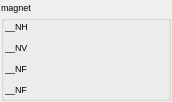
The window that src/widgets/ui/magnet.ui (srgblnch/LinacGUI) describes before a commit, drawn with Qt 5.
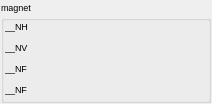
The same window after the commit. Custom widgets are drawn as their Qt base class.

Patch:
```diff
--- a/src/widgets/ui/magnet.ui
+++ b/src/widgets/ui/magnet.ui
@@ -6,8 +6,8 @@
    <rect>
     <x>0</x>
     <y>0</y>
-    <width>164</width>
-    <height>100</height>
+    <width>208</width>
+    <height>104</height>
    </rect>
   </property>
   <property name="windowTitle">
@@ -48,7 +48,7 @@
        <widget class="TaurusLabel" name="horizontalStatus">
         <property name="minimumSize">
          <size>
-          <width>60</width>
+          <width>100</width>
           <height>15</height>
          </size>
         </property>
@@ -104,7 +104,7 @@
        <widget class="TaurusLabel" name="focusStatus">
         <property name="minimumSize">
          <size>
-          <width>60</width>
+          <width>100</width>
           <height>15</height>
          </size>
         </property>
@@ -137,7 +137,7 @@
        <widget class="TaurusLabel" name="verticalStatus">
         <property name="minimumSize">
          <size>
-          <width>60</width>
+          <width>100</width>
           <height>15</height>
          </size>
         </property>
@@ -170,7 +170,7 @@
        <widget class="TaurusLabel" name="focus2Status">
         <property name="minimumSize">
          <size>
-          <width>60</width>
+          <width>100</width>
           <height>15</height>
          </size>
         </property>
```
